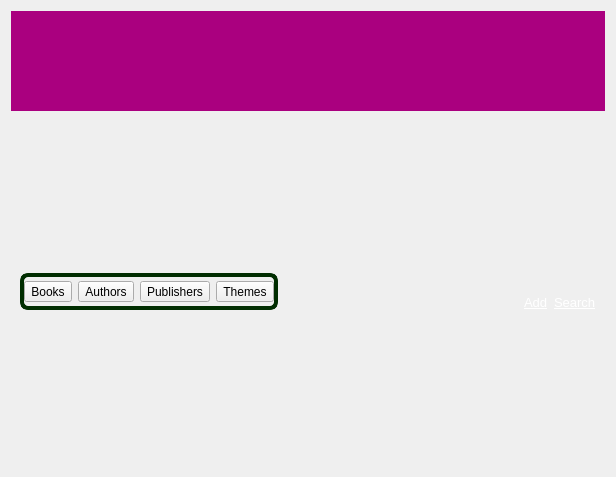
This is src/gui/UI/OperationsWidget.ui in jgastal/plivros as Qt 5 draws it before an edit. The edited form follows.
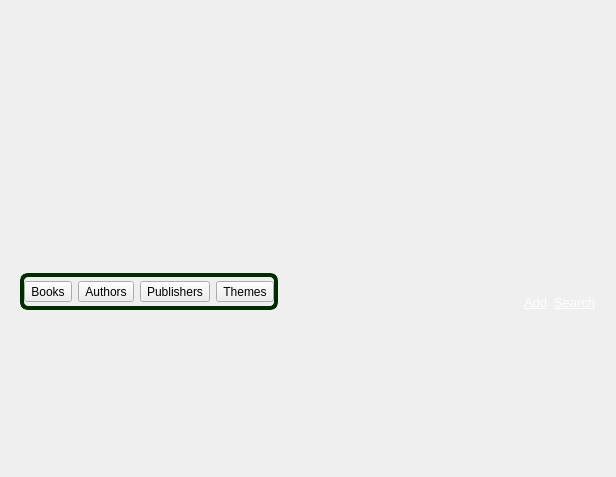
This is the edited form.

Commit message: Added ops widget top images.

What changed in the file:
```diff
--- a/src/gui/UI/OperationsWidget.ui
+++ b/src/gui/UI/OperationsWidget.ui
@@ -24,7 +24,7 @@
   </property>
   <layout class="QVBoxLayout" name="verticalLayout">
    <item>
-    <widget class="QWidget" name="widget" native="true">
+    <widget class="QLabel" name="pictureLabel">
      <property name="minimumSize">
       <size>
        <width>0</width>
@@ -37,8 +37,8 @@
        <height>100</height>
       </size>
      </property>
-     <property name="styleSheet">
-      <string notr="true">background-color: rgb(170, 0, 127);</string>
+     <property name="scaledContents">
+      <bool>true</bool>
      </property>
     </widget>
    </item>
```
The commit also changes 2 other files.
